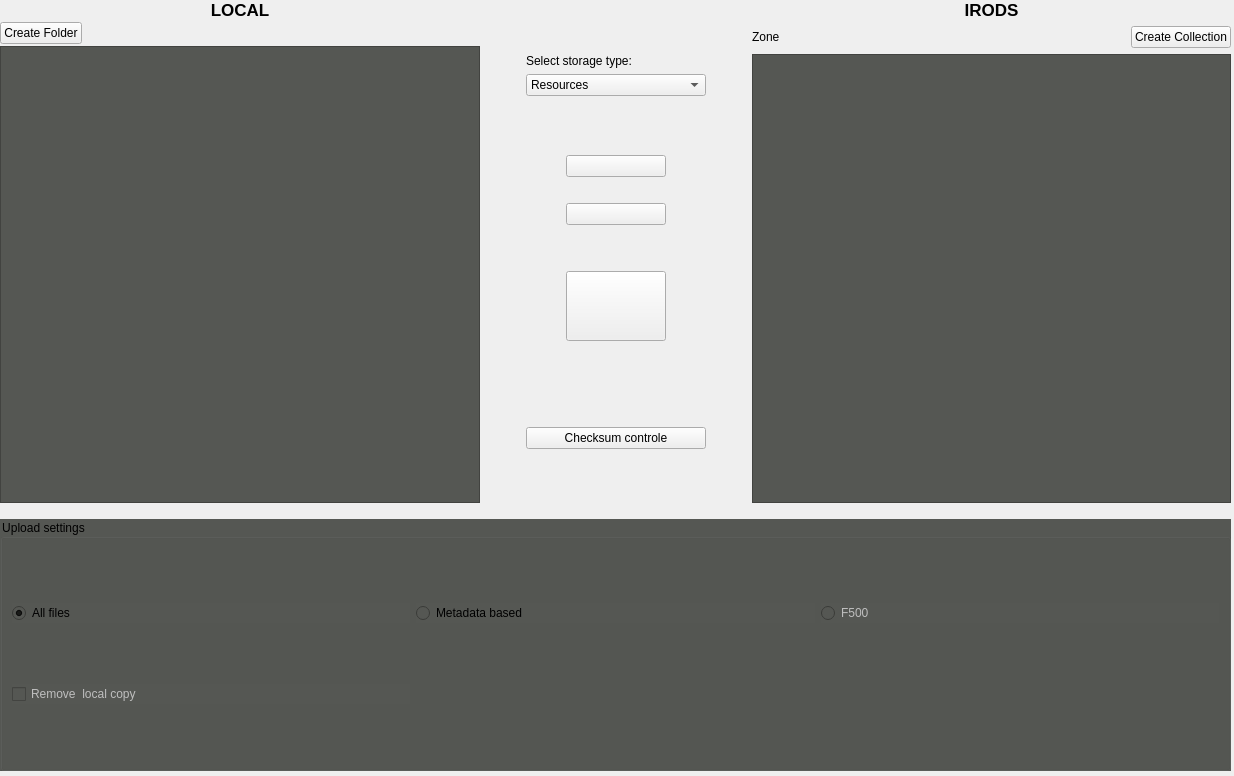
This is irods-basicGUI/ui-files/tabUpDownload.ui in iBridges-for-iRODS/iBridges as Qt 5 draws it before an edit. The edited form follows.
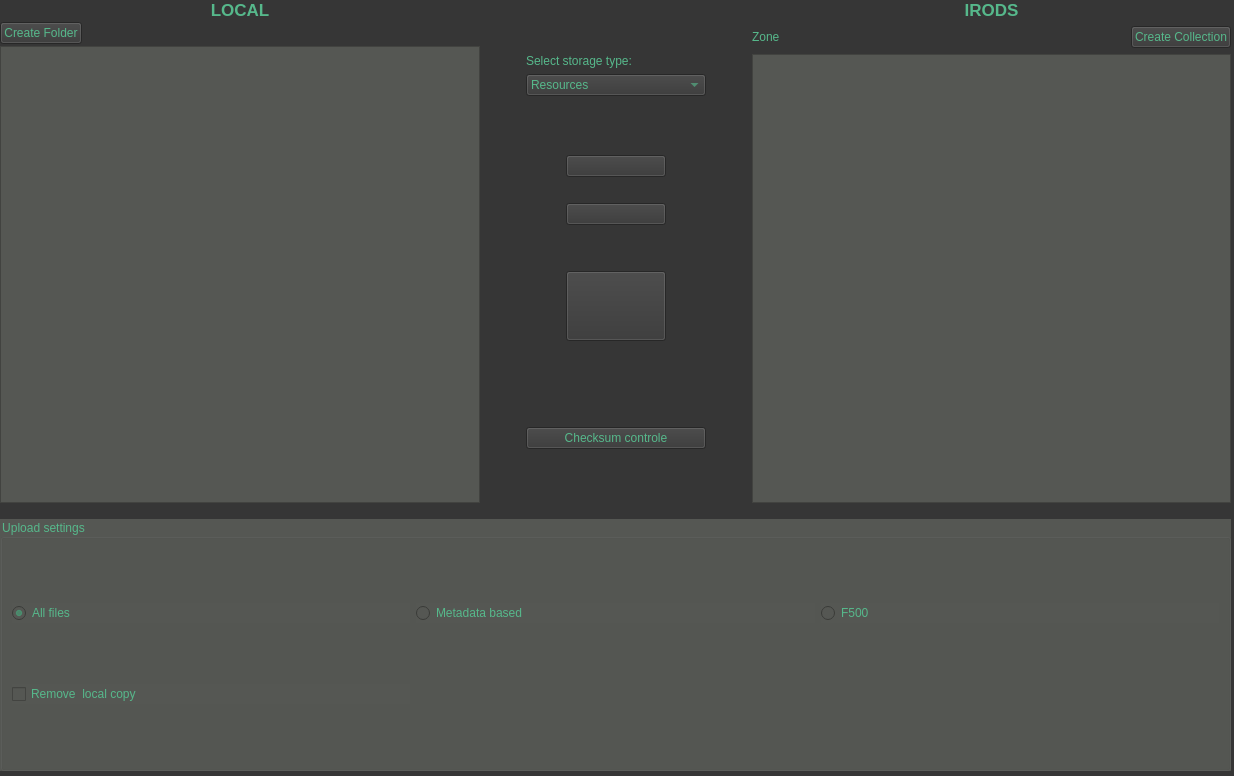
This is the edited form. Icons and pictures are not drawn.

The edit to the form file:
```diff
--- a/irods-basicGUI/ui-files/tabUpDownload.ui
+++ b/irods-basicGUI/ui-files/tabUpDownload.ui
@@ -13,6 +13,35 @@
   <property name="windowTitle">
    <string>Form</string>
   </property>
+  <property name="styleSheet">
+   <string notr="true">QWidget
+{
+	color: rgb(86, 184, 139);
+	background-color: rgb(54, 54, 54);
+	selection-background-color: rgb(58, 152, 112);
+}
+
+QGroupBox
+{
+	background-color: rgb(85, 87, 83);
+}
+
+QTreeView
+{
+	background-color: rgb(85, 87, 83);
+}
+
+
+QPushButton#ContUplBut
+{
+	image : url(icons/nosync.png) stretch stretch;
+}
+
+QRadioButton#uplAllRB, QRadioButton#uplMetaRB, QRadioButton#uplF500RB, QCheckBox#rLocalcopyCB
+{
+	background-color: rgb(85, 87, 83);
+}</string>
+  </property>
   <widget class="QWidget" name="layoutWidget">
    <property name="geometry">
     <rect>
@@ -461,7 +490,7 @@
        </size>
       </property>
       <property name="styleSheet">
-       <string notr="true">background-color: rgb(85, 87, 83);</string>
+       <string notr="true"/>
       </property>
       <property name="title">
        <string>Upload settings</string>
```
Left out of the diff: 4 changed lines with no effect on the pictures.
